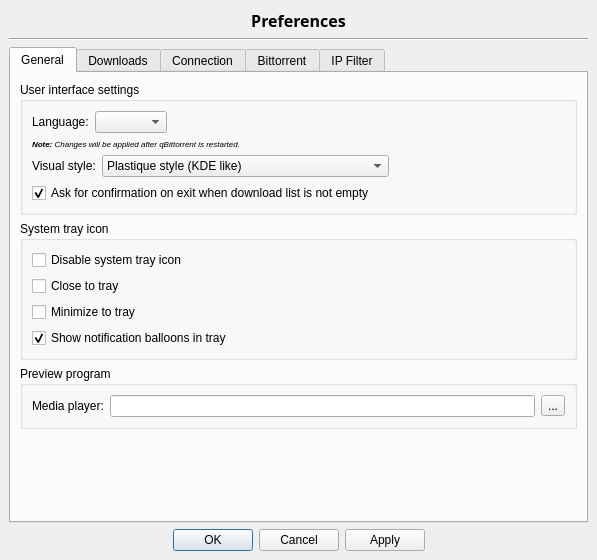
First picture: the form in src/optionsNG.ui, repository SysAdminDoc/qBittorrent-Vanced, before the edit.
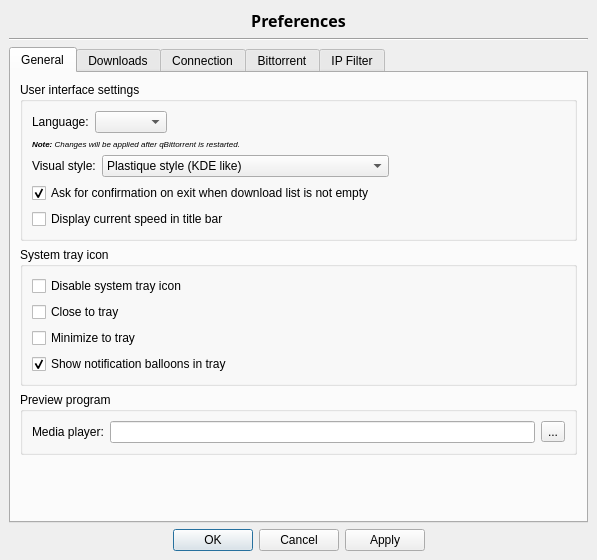
Second picture: the form after the edit. Icons and pictures are not drawn.

Commit message: - BUGFIX: Fixed deprecation warning with latest libtorrent svn - FEATURE: Redesigned torrent creation dialog - FEATURE: Allow to set piece size when creating a torrent - improved new options dialog a little

The edit to the form file:
```diff
--- a/src/optionsNG.ui
+++ b/src/optionsNG.ui
@@ -204,6 +204,13 @@
             </property>
            </widget>
           </item>
+          <item>
+           <widget class="QCheckBox" name="checkSpeedInTitle" >
+            <property name="text" >
+             <string>Display current speed in title bar</string>
+            </property>
+           </widget>
+          </item>
          </layout>
         </widget>
        </item>
```
The commit also changes 7 other files.
